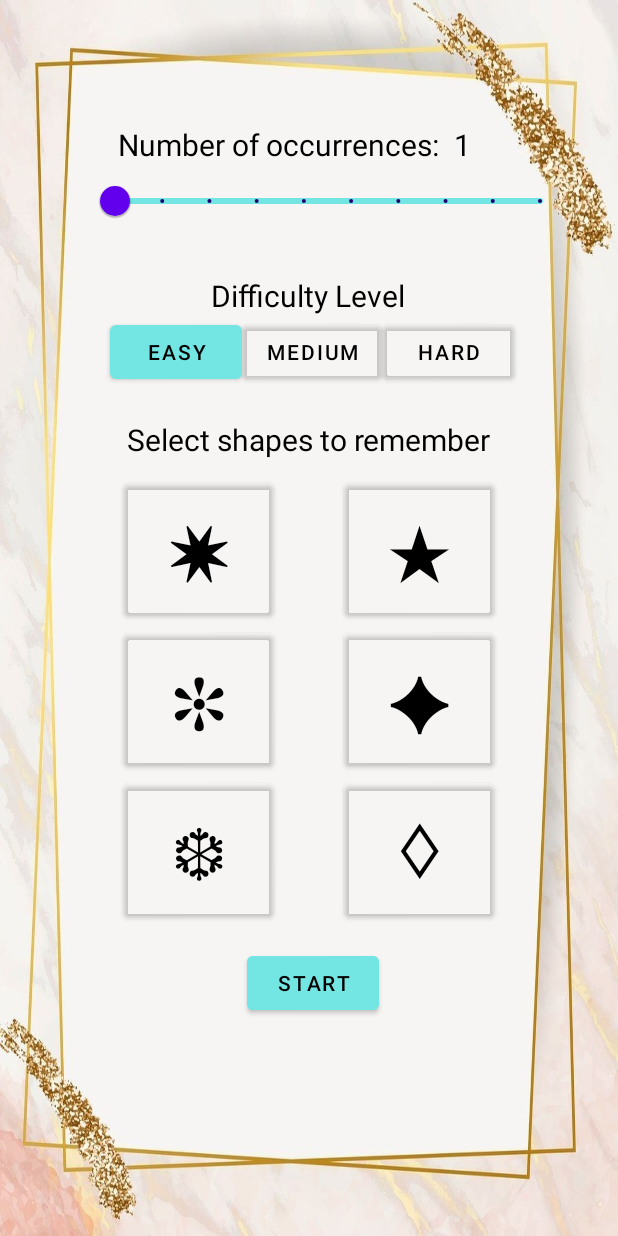
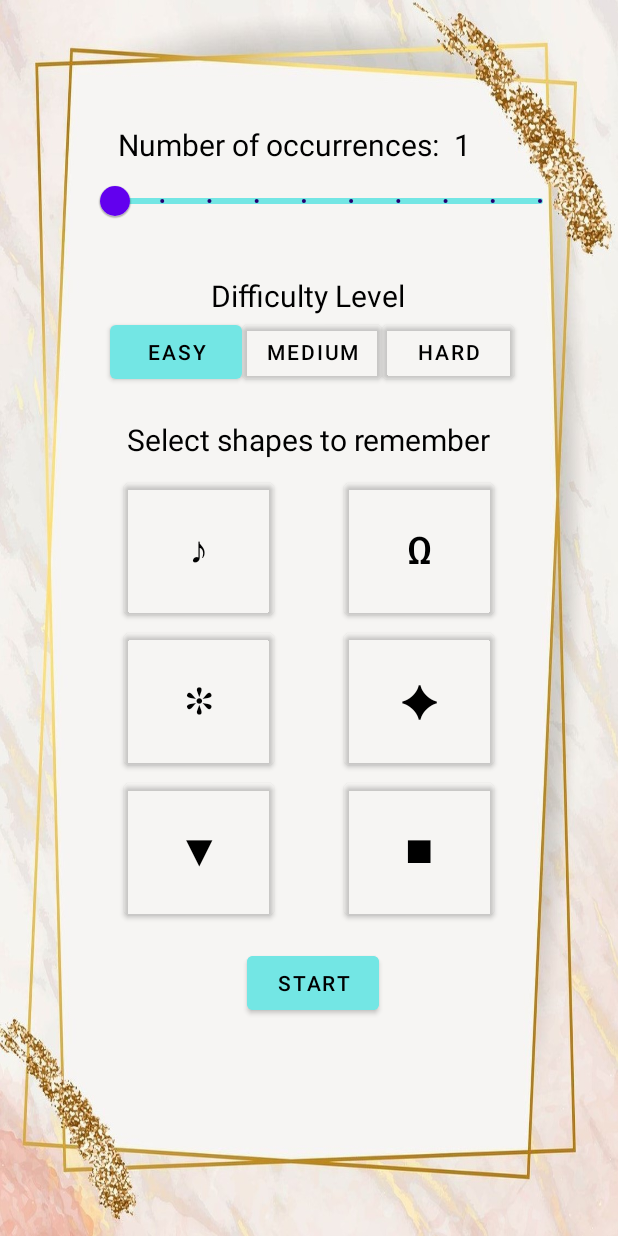
Before and after one commit to TigerDinh/Short-Term-Memory-Practice-App, an Android app: the screen it shows after launch (MainMenuActivity), on a phone screen of 412 x 824 dp. Run offline under Robolectric (Android 15) with nearby library versions, the phone set to English and light mode, and no system bars.

Commit message:
Change object appearances
Removed similar objects and replaced them with more unique shapes

```diff
--- a/app/src/main/java/com/example/memoryapp/MainMenuActivity.java
+++ b/app/src/main/java/com/example/memoryapp/MainMenuActivity.java
@@ -87,21 +87,21 @@ public class MainMenuActivity extends AppCompatActivity {
     }
 
     private void setupShapeSelection() {
-        Button setup8PointedStar = findViewById(R.id.btn8PointedStar);
-        Button setup5PointedStar = findViewById(R.id.btn5PointedStar);
+        Button setupMusicNote = findViewById(R.id.btnMusicNote);
+        Button setupOmega = findViewById(R.id.btnOmega);
         Button setupFlower = findViewById(R.id.btnFlowerShape);
         Button setupFilledDiamond = findViewById(R.id.btnFilledDiamond);
-        Button setupDiamond = findViewById(R.id.btnDiamondShape);
-        Button setupSnowflake = findViewById(R.id.btnSnowflakeShape);
+        Button setupSquare = findViewById(R.id.btnSquare);
+        Button setupTriangle = findViewById(R.id.btnTriangle);
 
         shapeChosenArrayList = new ArrayList<>();
 
-        tileColorChanger(setup8PointedStar, 1);
-        tileColorChanger(setup5PointedStar, 2);
+        tileColorChanger(setupMusicNote, 1);
+        tileColorChanger(setupOmega, 2);
         tileColorChanger(setupFlower, 3);
         tileColorChanger(setupFilledDiamond, 4);
-        tileColorChanger(setupSnowflake, 5);
-        tileColorChanger(setupDiamond, 6);
+        tileColorChanger(setupTriangle, 5);
+        tileColorChanger(setupSquare, 6);
     }
 
     private void setupStartButton() {
@@ -196,12 +196,12 @@ public class MainMenuActivity extends AppCompatActivity {
 
             // Previous shape chosen
             shapeChosenArrayList = previousChosenShape;
-            Button setup8PointedStar = findViewById(R.id.btn8PointedStar);
-            Button setup5PointedStar = findViewById(R.id.btn5PointedStar);
+            Button setup8PointedStar = findViewById(R.id.btnMusicNote);
+            Button setup5PointedStar = findViewById(R.id.btnOmega);
             Button setupFlower = findViewById(R.id.btnFlowerShape);
             Button setupFilledDiamond = findViewById(R.id.btnFilledDiamond);
-            Button setupDiamond = findViewById(R.id.btnDiamondShape);
-            Button setupSnowflake = findViewById(R.id.btnSnowflakeShape);
+            Button setupDiamond = findViewById(R.id.btnSquare);
+            Button setupSnowflake = findViewById(R.id.btnTriangle);
 
             for (int i = 0; i < shapeChosenArrayList.size(); i++){
                 if (shapeChosenArrayList.get(i) == 1){
--- a/app/src/main/res/layout/activity_answer.xml
+++ b/app/src/main/res/layout/activity_answer.xml
@@ -27,7 +27,7 @@
         android:layout_marginTop="30dp"
         android:text="@string/symbol_6"
         android:textColor="@color/black"
-        android:textSize="30sp"
+        android:textSize="20sp"
         app:layout_constraintBottom_toBottomOf="parent"
         app:layout_constraintEnd_toEndOf="@+id/txtAnswerShape5"
         app:layout_constraintStart_toStartOf="@+id/txtAnswerShape5"
@@ -54,7 +54,7 @@
         android:layout_marginTop="30dp"
         android:text="@string/symbol_5"
         android:textColor="@color/black"
-        android:textSize="30sp"
+        android:textSize="20sp"
         app:layout_constraintBottom_toBottomOf="parent"
         app:layout_constraintEnd_toEndOf="@+id/txtAnswerShape4"
         app:layout_constraintStart_toStartOf="@+id/txtAnswerShape4"
@@ -81,7 +81,7 @@
         android:layout_marginTop="30dp"
         android:text="@string/symbol_4"
         android:textColor="@color/black"
-        android:textSize="30sp"
+        android:textSize="20sp"
         app:layout_constraintBottom_toBottomOf="parent"
         app:layout_constraintEnd_toEndOf="@+id/txtAnswerShape3"
         app:layout_constraintStart_toStartOf="@+id/txtAnswerShape3"
@@ -111,7 +111,6 @@
         android:textSize="30sp"
         app:layout_constraintBottom_toBottomOf="parent"
         app:layout_constraintEnd_toEndOf="@+id/txtAnswerShape1"
-        app:layout_constraintHorizontal_bias="1.0"
         app:layout_constraintStart_toStartOf="@+id/txtAnswerShape1"
         app:layout_constraintTop_toBottomOf="@+id/txtAnswerShape2"
         app:layout_constraintVertical_bias="0.0" />
@@ -139,7 +138,6 @@
         android:textSize="30sp"
         app:layout_constraintBottom_toBottomOf="parent"
         app:layout_constraintEnd_toEndOf="@+id/txtAnswerShape1"
-        app:layout_constraintHorizontal_bias="1.0"
         app:layout_constraintStart_toStartOf="@+id/txtAnswerShape1"
         app:layout_constraintTop_toBottomOf="@+id/txtAnswerShape1"
         app:layout_constraintVertical_bias="0.0" />
@@ -150,7 +148,7 @@
         android:layout_height="wrap_content"
         android:text="@string/symbol_1"
         android:textColor="@color/black"
-        android:textSize="30sp"
+        android:textSize="25sp"
         app:layout_constraintBottom_toBottomOf="parent"
         app:layout_constraintEnd_toEndOf="parent"
         app:layout_constraintHorizontal_bias="0.405"
--- a/app/src/main/res/layout/activity_main_menu.xml
+++ b/app/src/main/res/layout/activity_main_menu.xml
@@ -8,28 +8,28 @@
     android:background="@drawable/main_menu_background">
 
     <Button
-        android:id="@+id/btnDiamondShape"
+        android:id="@+id/btnSquare"
         android:layout_width="100sp"
         android:layout_height="100sp"
         android:backgroundTint="@color/transparent"
         android:text="@string/symbol_6"
         android:textColor="@color/black"
-        android:textSize="50sp"
-        app:layout_constraintBottom_toBottomOf="@+id/btnSnowflakeShape"
+        android:textSize="25sp"
+        app:layout_constraintBottom_toBottomOf="@+id/btnTriangle"
         app:layout_constraintEnd_toEndOf="parent"
         app:layout_constraintHorizontal_bias="0.359"
-        app:layout_constraintStart_toEndOf="@+id/btnSnowflakeShape"
-        app:layout_constraintTop_toTopOf="@+id/btnSnowflakeShape"
+        app:layout_constraintStart_toEndOf="@+id/btnTriangle"
+        app:layout_constraintTop_toTopOf="@+id/btnTriangle"
         app:layout_constraintVertical_bias="0.0" />
 
     <Button
-        android:id="@+id/btnSnowflakeShape"
+        android:id="@+id/btnTriangle"
         android:layout_width="100sp"
         android:layout_height="100sp"
         android:backgroundTint="@color/transparent"
-        android:text="❆"
+        android:text="@string/symbol_5"
         android:textColor="@color/black"
-        android:textSize="50sp"
+        android:textSize="30sp"
         app:layout_constraintBottom_toBottomOf="parent"
         app:layout_constraintEnd_toStartOf="@+id/btnFilledDiamond"
         app:layout_constraintHorizontal_bias="0.0"
@@ -44,7 +44,7 @@
         android:backgroundTint="@color/transparent"
         android:text="@string/symbol_4"
         android:textColor="@color/black"
-        android:textSize="50sp"
+        android:textSize="30sp"
         app:layout_constraintBottom_toBottomOf="@+id/btnFlowerShape"
         app:layout_constraintEnd_toEndOf="parent"
         app:layout_constraintHorizontal_bias="0.359"
@@ -59,27 +59,27 @@
         android:backgroundTint="@color/transparent"
         android:text="@string/symbol_3"
         android:textColor="@color/black"
-        android:textSize="50sp"
+        android:textSize="25sp"
         app:layout_constraintBottom_toBottomOf="parent"
-        app:layout_constraintEnd_toStartOf="@+id/btn5PointedStar"
+        app:layout_constraintEnd_toStartOf="@+id/btnOmega"
         app:layout_constraintHorizontal_bias="0.0"
-        app:layout_constraintStart_toStartOf="@+id/btn8PointedStar"
-        app:layout_constraintTop_toBottomOf="@+id/btn8PointedStar"
+        app:layout_constraintStart_toStartOf="@+id/btnMusicNote"
+        app:layout_constraintTop_toBottomOf="@+id/btnMusicNote"
         app:layout_constraintVertical_bias="0.0" />
 
     <Button
-        android:id="@+id/btn5PointedStar"
+        android:id="@+id/btnOmega"
         android:layout_width="100sp"
         android:layout_height="100sp"
         android:backgroundTint="@color/transparent"
         android:text="@string/symbol_2"
         android:textColor="@color/black"
-        android:textSize="50sp"
-        app:layout_constraintBottom_toBottomOf="@+id/btn8PointedStar"
+        android:textSize="25sp"
+        app:layout_constraintBottom_toBottomOf="@+id/btnMusicNote"
         app:layout_constraintEnd_toEndOf="parent"
         app:layout_constraintHorizontal_bias="0.359"
-        app:layout_constraintStart_toEndOf="@+id/btn8PointedStar"
-        app:layout_constraintTop_toTopOf="@+id/btn8PointedStar"
+        app:layout_constraintStart_toEndOf="@+id/btnMusicNote"
+        app:layout_constraintTop_toTopOf="@+id/btnMusicNote"
         app:layout_constraintVertical_bias="0.0" />
 
     <TextView
@@ -198,13 +198,13 @@
         app:layout_constraintVertical_bias="0.0" />
 
     <Button
-        android:id="@+id/btn8PointedStar"
+        android:id="@+id/btnMusicNote"
         android:layout_width="100sp"
         android:layout_height="100sp"
         android:backgroundTint="@color/transparent"
         android:text="@string/symbol_1"
         android:textColor="@color/black"
-        android:textSize="50sp"
+        android:textSize="25sp"
         app:layout_constraintBottom_toBottomOf="parent"
         app:layout_constraintEnd_toEndOf="parent"
         app:layout_constraintHorizontal_bias="0.266"
@@ -221,10 +221,10 @@
         android:text="Start"
         android:textColor="@color/black"
         app:layout_constraintBottom_toBottomOf="parent"
-        app:layout_constraintEnd_toEndOf="@+id/btnDiamondShape"
+        app:layout_constraintEnd_toEndOf="@+id/btnSquare"
         app:layout_constraintHorizontal_bias="0.517"
-        app:layout_constraintStart_toStartOf="@+id/btnSnowflakeShape"
-        app:layout_constraintTop_toBottomOf="@+id/btnSnowflakeShape"
+        app:layout_constraintStart_toStartOf="@+id/btnTriangle"
+        app:layout_constraintTop_toBottomOf="@+id/btnTriangle"
         app:layout_constraintVertical_bias="0.113" />
 
 </androidx.constraintlayout.widget.ConstraintLayout>
--- a/app/src/main/res/layout/activity_test_user_memory.xml
+++ b/app/src/main/res/layout/activity_test_user_memory.xml
@@ -31,10 +31,9 @@
         android:layout_marginTop="30dp"
         android:text="@string/symbol_6"
         android:textColor="@color/black"
-        android:textSize="20sp"
+        android:textSize="15sp"
         app:layout_constraintBottom_toBottomOf="parent"
         app:layout_constraintEnd_toEndOf="@+id/txtShape1"
-        app:layout_constraintHorizontal_bias="0.666"
         app:layout_constraintStart_toStartOf="@+id/txtShape1"
         app:layout_constraintTop_toBottomOf="@+id/txtShape5"
         app:layout_constraintVertical_bias="0.0" />
@@ -63,7 +62,7 @@
         android:layout_marginTop="30dp"
         android:text="@string/symbol_5"
         android:textColor="@color/black"
-        android:textSize="20sp"
+        android:textSize="15sp"
         app:layout_constraintBottom_toBottomOf="parent"
         app:layout_constraintEnd_toEndOf="@+id/txtShape1"
         app:layout_constraintStart_toStartOf="@+id/txtShape1"
@@ -128,7 +127,6 @@
         android:textSize="20sp"
         app:layout_constraintBottom_toBottomOf="parent"
         app:layout_constraintEnd_toEndOf="@+id/txtShape1"
-        app:layout_constraintHorizontal_bias="1.0"
         app:layout_constraintStart_toStartOf="@+id/txtShape1"
         app:layout_constraintTop_toBottomOf="@+id/txtShape2"
         app:layout_constraintVertical_bias="0.0" />
@@ -160,7 +158,6 @@
         android:textSize="17sp"
         app:layout_constraintBottom_toBottomOf="parent"
         app:layout_constraintEnd_toEndOf="@+id/txtShape1"
-        app:layout_constraintHorizontal_bias="0.0"
         app:layout_constraintStart_toStartOf="@+id/txtShape1"
         app:layout_constraintTop_toBottomOf="@+id/txtShape1"
         app:layout_constraintVertical_bias="0.0" />
@@ -189,7 +186,7 @@
         android:layout_height="wrap_content"
         android:text="@string/symbol_1"
         android:textColor="@color/black"
-        android:textSize="17sp"
+        android:textSize="15sp"
         app:layout_constraintBottom_toBottomOf="parent"
         app:layout_constraintEnd_toEndOf="parent"
         app:layout_constraintHorizontal_bias="0.005"
--- a/app/src/main/res/layout/activity_welcome_screen.xml
+++ b/app/src/main/res/layout/activity_welcome_screen.xml
@@ -23,8 +23,8 @@
 
     <ImageView
         android:id="@+id/WelcomeScreenLogo"
-        android:layout_width="257dp"
-        android:layout_height="277dp"
+        android:layout_width="354dp"
+        android:layout_height="396dp"
         app:layout_constraintBottom_toBottomOf="parent"
         app:layout_constraintEnd_toEndOf="parent"
         app:layout_constraintStart_toStartOf="parent"
--- a/app/src/main/res/values/strings.xml
+++ b/app/src/main/res/values/strings.xml
@@ -13,11 +13,11 @@
     <string name="hello_second_fragment">Hello second fragment. Arg: %1$s</string>
     <string name="Easy">Easy</string>
     <string name="Medium">Medium</string>
-    <string name="symbol_1">✷</string>
-    <string name="symbol_2">★</string>
+    <string name="symbol_1">♪</string>
+    <string name="symbol_2">Ω</string>
     <string name="symbol_3">✻</string>
     <string name="symbol_4">✦</string>
-    <string name="symbol_5">❆</string>
-    <string name="symbol_6">♢</string>
+    <string name="symbol_5">▼</string>
+    <string name="symbol_6">■</string>
 
 </resources>
```
